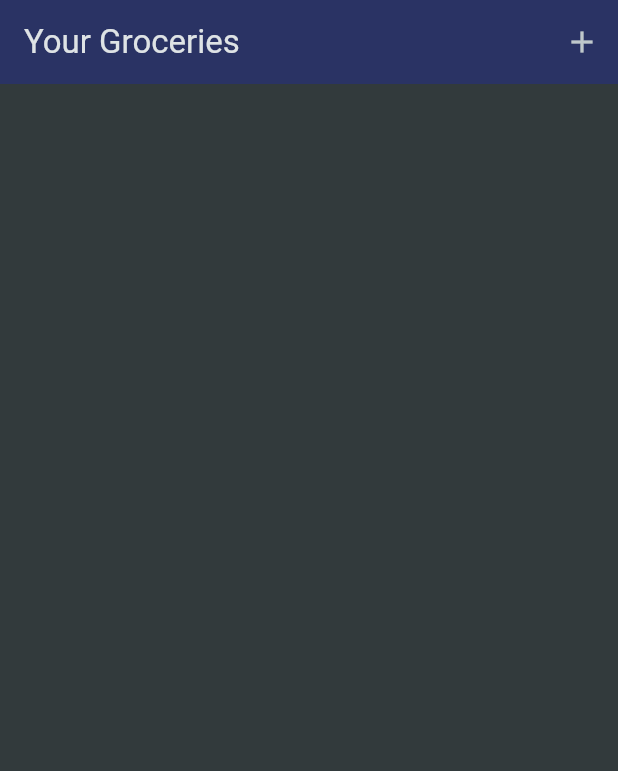
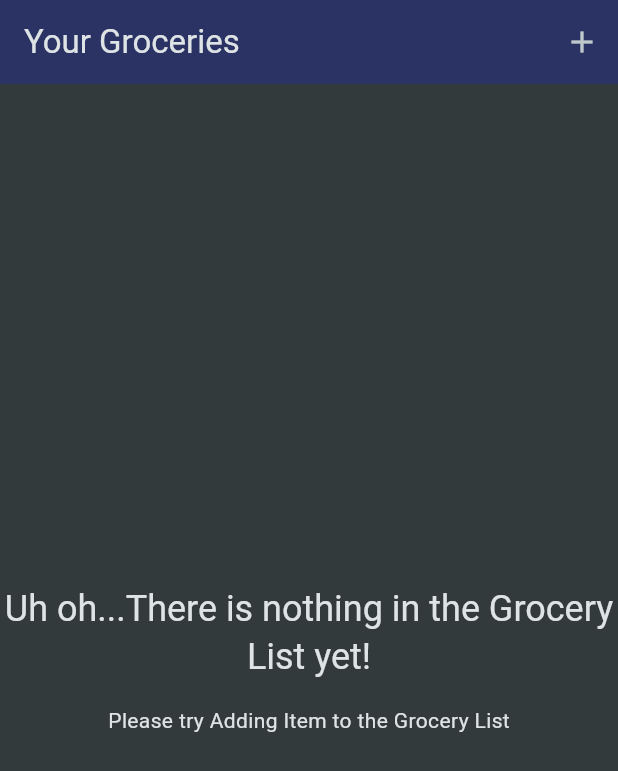
Before and after one commit to flutter-development-rboriba/shop_list_app, a Flutter app: the screen it shows after launch, on a phone screen of 412 x 824 dp. Shown: the top 771 px of the screen. Run offline on Flutter 3.47's test engine with Material 3 defaults, Android fonts, the phone set to English and light mode, and no system bars.

Commit message:
Solved first challenge requirement

```diff
--- a/lib/screens/grocery_list.dart
+++ b/lib/screens/grocery_list.dart
@@ -30,17 +30,31 @@ class _GroceryListState extends State<GroceryList> {
 
   @override
   Widget build(BuildContext context) {
-    return Scaffold(
-      appBar: AppBar(
-        title: const Text('Your Groceries'),
-        actions: [
-          IconButton(
-            onPressed: _addItem,
-            icon: const Icon(Icons.add),
+    Widget content = Center(
+      child: Column(
+        mainAxisSize: MainAxisSize.min,
+        mainAxisAlignment: MainAxisAlignment.center,
+        children: [
+          Text(
+            'Uh oh...There is nothing in the Grocery List yet!',
+            textAlign: TextAlign.center,
+            style: Theme.of(context).textTheme.headlineSmall!.copyWith(
+                  color: Theme.of(context).colorScheme.onSurface,
+                ),
+          ),
+          const SizedBox(height: 16),
+          Text(
+            'Please try Adding Item to the Grocery List',
+            style: Theme.of(context).textTheme.bodyMedium!.copyWith(
+                  color: Theme.of(context).colorScheme.onSurface,
+                ),
           ),
         ],
       ),
-      body: ListView.builder(
+    );
+
+    if (_groceryItems.isNotEmpty) {
+      content = ListView.builder(
         itemCount: _groceryItems.length,
         itemBuilder: (context, index) => ListTile(
           title: Text(_groceryItems[index].name),
@@ -53,7 +67,19 @@ class _GroceryListState extends State<GroceryList> {
             _groceryItems[index].quantity.toString(),
           ),
         ),
-      ),
-    );
+      );
+    }
+
+    return Scaffold(
+        appBar: AppBar(
+          title: const Text('Your Groceries'),
+          actions: [
+            IconButton(
+              onPressed: _addItem,
+              icon: const Icon(Icons.add),
+            ),
+          ],
+        ),
+        body: content);
   }
 }
```
